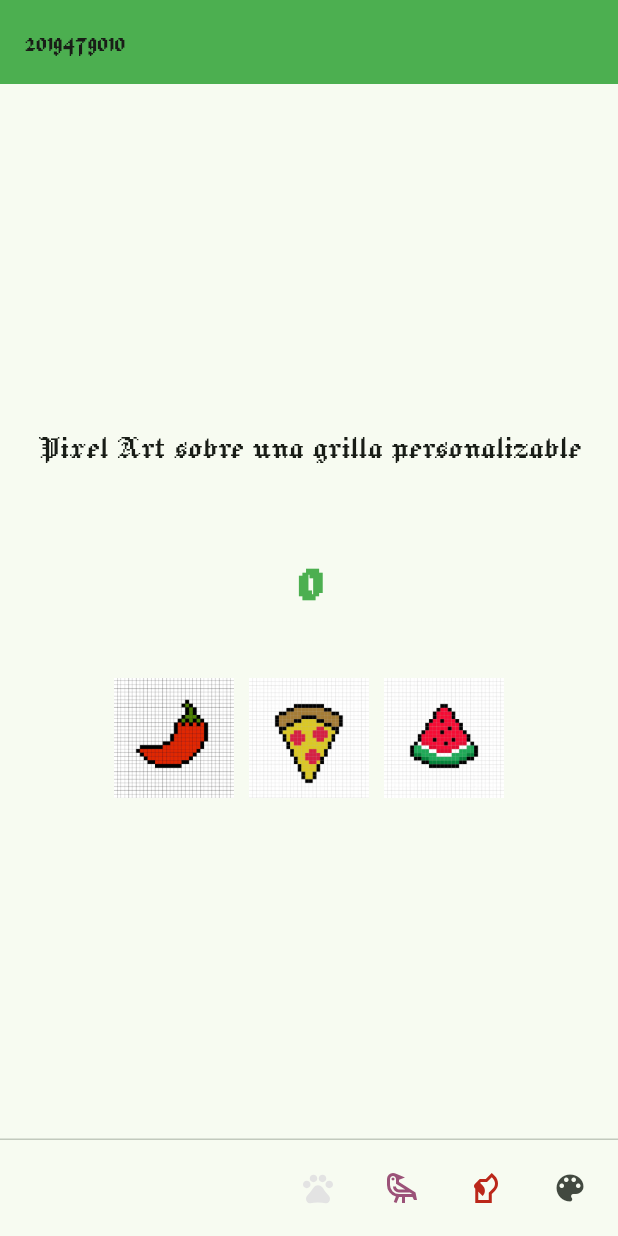
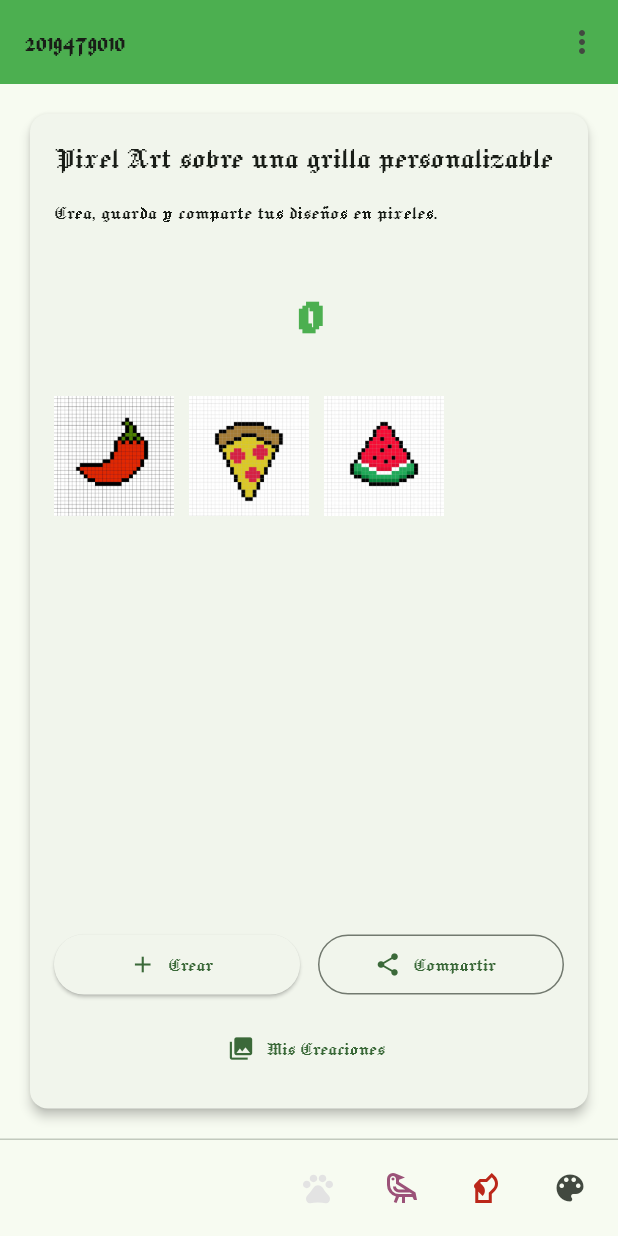
Before and after one commit to ChaosValravn25/3470A321_2019479010_II_La_Venganza, a Flutter app: the screen it shows after launch, on a phone screen of 412 x 824 dp. Run offline on Flutter 3.47's test engine with Material 3 defaults, Android fonts, the phone set to English and light mode, and no system bars; our stand-ins replace flutter_svg, logger.

Commit message:
cambios
implementación las nuevas ventanas

```diff
--- a/lab/lib/main.dart
+++ b/lab/lib/main.dart
@@ -4,10 +4,7 @@ import 'pages/home_page.dart'; //Importamos la nueva página
 
 var logger = Logger();
 
-void main() {
-  logger.d("Logger iniciado correctamente desde main()");
-  runApp(const MyApp());
-}
+void main() => runApp(const MyApp());
 
 class MyApp extends StatelessWidget {
   const MyApp({super.key});
--- a/lab/lib/pages/home_page.dart
+++ b/lab/lib/pages/home_page.dart
@@ -1,6 +1,9 @@
 import 'package:flutter/material.dart';
 import 'package:logger/logger.dart';
 import 'package:flutter_svg/flutter_svg.dart';
+import 'list_art.dart';
+import 'list_creation.dart';
+import 'about.dart';
 
 var logger = Logger();
 
@@ -38,7 +41,7 @@ class _HomePageState extends State<HomePage> {
   void _changeColor() {
     setState(() {
       _currentColor =
-          (_currentColor == Colors.blue) ? Colors.red : Colors.blue;
+          (_currentColor == Colors.blue) ? Colors.orange : Colors.blue;
     });
   }
 
@@ -71,27 +74,63 @@ class _HomePageState extends State<HomePage> {
   @override
   void initState() {
     super.initState();
-    logger.w("Widget HomePage inicializado"); // Log de MyHomePage
+    logger.w("Widget HomePage inicializado");
   }
 
   @override
   Widget build(BuildContext context) {
-    logger.d("Construyendo HomePage_lab_3"); // Log en build
+    logger.d("Construyendo HomePage_lab_4");
     return Scaffold(
       appBar: AppBar(
         backgroundColor: _currentColor,
         title: Text(widget.title),
+        actions: [
+          PopupMenuButton<String>(
+            onSelected: (value) {
+              if (value == 'list') {
+                Navigator.push(
+                  context,
+                  MaterialPageRoute(builder: (_) => const ListArtScreen()),
+                );
+              } else if (value == 'about') {
+                Navigator.push(
+                  context,
+                  MaterialPageRoute(builder: (_) => const AboutScreen()),
+                );
+              }
+            },
+            itemBuilder: (context) => const [
+              PopupMenuItem(value: 'list', child: Text('Lista')),
+              PopupMenuItem(value: 'about', child: Text('Sobre')),
+            ],
           ),
-      body: Center(
+        ],
+      ),
+      body: Padding(
+        padding: const EdgeInsets.all(16),
+        child: Card(
+          clipBehavior: Clip.antiAlias,
+          elevation: 3,
+          child: Padding(
+            padding: const EdgeInsets.all(16),
             child: Column(
-          mainAxisAlignment: MainAxisAlignment.center,
-          children: <Widget>[
+              crossAxisAlignment: CrossAxisAlignment.start,
+              children: [
+                // Título
                 Text(
                   "Pixel Art sobre una grilla personalizable",
-              style: Theme.of(context).textTheme.headlineSmall,
+                  style: Theme.of(context).textTheme.titleLarge,
                 ),
-            const SizedBox(height: 35),
+                const SizedBox(height: 12),
                 Text(
+                  "Crea, guarda y comparte tus diseños en pixeles.",
+                  style: Theme.of(context).textTheme.bodyMedium,
+                ),
+                const SizedBox(height: 20),
+
+                // Contador
+                Center(
+                  child: Text(
                     '$_counter',
                     style: TextStyle(
                       fontSize: 50,
@@ -99,22 +138,81 @@ class _HomePageState extends State<HomePage> {
                       color: _currentColor,
                     ),
                   ),
-            const SizedBox(height: 30),
-            //Imágenes como pide Lab 3
+                ),
+                const SizedBox(height: 20),
+
+                // Imágenes
                 SingleChildScrollView(
                   scrollDirection: Axis.horizontal,
                   child: Row(
-                mainAxisAlignment: MainAxisAlignment.center,
                     children: [
-                  Image.asset('assets/images/Hot-Pepper.webp', width: 80, height: 80),
+                      Image.asset('assets/images/Hot-Pepper.webp',
+                          width: 80, height: 80),
                       const SizedBox(width: 10),
-                  Image.asset('assets/images/Pizza.webp', width: 80, height: 80),
+                      Image.asset('assets/images/Pizza.webp',
+                          width: 80, height: 80),
                       const SizedBox(width: 10),
-                  Image.asset('assets/images/Watermelon.webp', width: 80, height: 80),
+                      Image.asset('assets/images/Watermelon.webp',
+                          width: 80, height: 80),
                     ],
                   ),
                 ),
+
+                const Spacer(),
+
+                // Botones Crear y Compartir
+                Row(
+                  children: [
+                    Expanded(
+                      child: ElevatedButton.icon(
+                        icon: const Icon(Icons.add),
+                        label: const Text("Crear"),
+                        onPressed: () {
+                          Navigator.push(
+                            context,
+                            MaterialPageRoute(
+                                builder: (_) => const ListArtScreen()),
+                          );
+                        },
+                      ),
+                    ),
+                    const SizedBox(width: 12),
+                    Expanded(
+                      child: OutlinedButton.icon(
+                        icon: const Icon(Icons.share),
+                        label: const Text("Compartir"),
+                        onPressed: () {
+                          ScaffoldMessenger.of(context).showSnackBar(
+                            const SnackBar(
+                                content:
+                                    Text('Funcionalidad compartir próxima…')),
+                          );
+                        },
+                      ),
+                    ),
                   ],
+                ),
+
+                const SizedBox(height: 8),
+
+                // Acceso a Mis Creaciones
+                SizedBox(
+                  width: double.infinity,
+                  child: TextButton.icon(
+                    icon: const Icon(Icons.collections),
+                    label: const Text('Mis Creaciones'),
+                    onPressed: () {
+                      Navigator.push(
+                        context,
+                        MaterialPageRoute(
+                            builder: (_) => const ListCreationScreen()),
+                      );
+                    },
+                  ),
+                ),
+              ],
+            ),
+          ),
         ),
       ),
       persistentFooterButtons: _buildFooterButtons(),
```
Also changed, not shown: lab/lib/pages/about.dart (added, +36 -0 lines), lab/lib/pages/list_art.dart (added, +32 -0 lines), lab/lib/pages/list_creation.dart (added, +35 -0 lines). Lines whose indentation alone changed are shown as unchanged.
